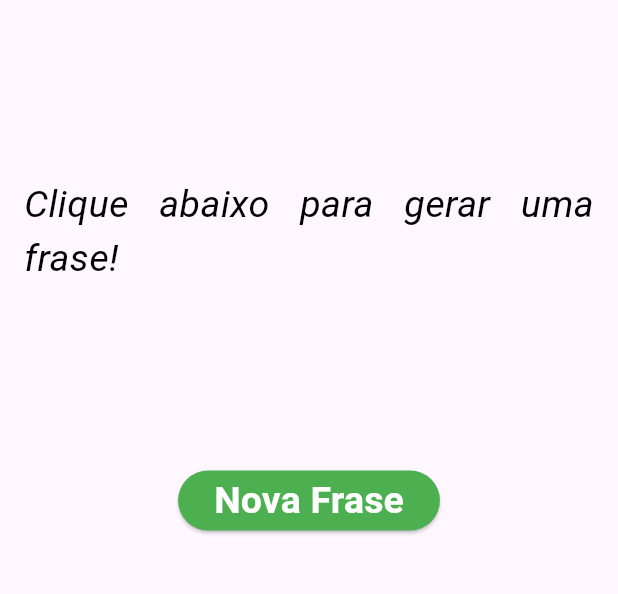
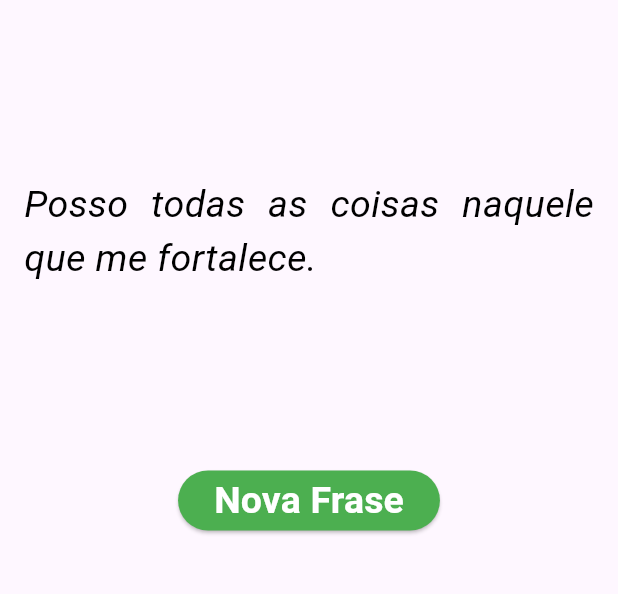
Before and after one commit to BRADDTELES/Formacao-Flutter, a Flutter app: the screen it shows after launch, after a tap on "Nova Frase", on a phone screen of 412 x 824 dp, the part 497-1091 px from its top. Run offline on Flutter 3.47's test engine with Material 3 defaults, Android fonts, the phone set to English and light mode, and no system bars.

Commit message:
#App1 Frases do Dia - Gerando frase

```diff
--- a/frases_do_dia/lib/main.dart
+++ b/frases_do_dia/lib/main.dart
@@ -1,3 +1,5 @@
+import 'dart:math';
+
 import 'package:flutter/material.dart';
 
 void main() {
@@ -17,6 +19,29 @@ class Home extends StatefulWidget {
 }
 
 class _HomeState extends State<Home> {
+
+  var _frases = [
+    "Porque Deus amou o mundo de tal maneira que deu o seu Filho unigênito, para que todo aquele que nele crê não pereça, mas tenha a vida eterna.",
+    "O Senhor é o meu pastor; nada me faltará.",
+    "Posso todas as coisas naquele que me fortalece.",
+    "E sabemos que todas as coisas contribuem juntamente para o bem daqueles que amam a Deus, daqueles que são chamados por seu decreto.",
+    "Porque pela graça sois salvos, por meio da fé; e isto não vem de vós, é dom de Deus. Não vem das obras, para que ninguém se glorie.",
+    "Mas os que esperam no Senhor renovam as suas forças. Voam alto como águias; correm e não se cansam, caminham e não se fatigam.",
+    "Porque eu sei os planos que tenho para vocês, diz o Senhor, planos de prosperar e não de causar dano, planos de dar a vocês esperança e um futuro.",
+  ];
+
+  var _fraseGerada = "Clique abaixo para gerar uma frase!";
+
+  void _gerarFrase(){
+
+    var numeroSorteado = Random().nextInt( _frases.length );
+
+    setState(() {
+      _fraseGerada = _frases[ numeroSorteado ];
+    });
+
+  }
+
   @override
   Widget build(BuildContext context) {
     return Scaffold(
@@ -37,7 +62,7 @@ class _HomeState extends State<Home> {
             children: [
               Image.asset("images/logo.png"),
               Text(
-                "Clique abaixo para gerar uma frase!",
+                _fraseGerada,
                 textAlign: TextAlign.justify,
                 style: TextStyle(
                     fontSize: 25,
@@ -57,7 +82,7 @@ class _HomeState extends State<Home> {
                 style: const ButtonStyle(
                   backgroundColor: WidgetStatePropertyAll(Colors.green),
                 ),
-                onPressed: (){},
+                onPressed: _gerarFrase,
               )
             ],
           ),
```
